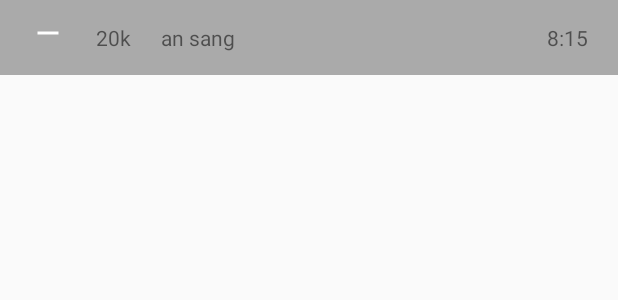
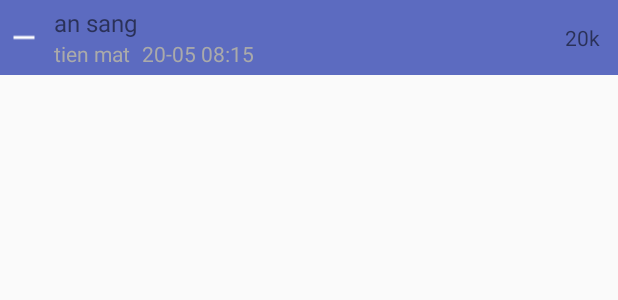
Before and after one commit to thanhtd1987/heogiutien, an Android app: the layout expense_row_layout.xml on its own in the app's theme, with its tools: preview values and no code run, on a phone screen of 412 x 824 dp. Shown: the top 300 px of the screen. Run offline under Robolectric (Android 15) with nearby library versions, the phone set to English and light mode, and no system bars.

Commit message:
- display expense 's item in 2 lines

```diff
--- a/app/src/main/java/com/funworld/heogiutien/features/main/ExpenseAdapter.kt
+++ b/app/src/main/java/com/funworld/heogiutien/features/main/ExpenseAdapter.kt
@@ -22,15 +22,17 @@ class ExpenseAdapter internal constructor(context: Context) :
         val amount: TextView = itemView.findViewById(R.id.tv_row_money_amount)
         val purpose: TextView = itemView.findViewById(R.id.tv_row_reason)
         val time: TextView = itemView.findViewById(R.id.tv_row_time)
+        val resource: TextView = itemView.findViewById(R.id.tv_row_money_source)
 
         fun bind(expense: Expense) {
-            val ic_type = if (expense.type == "+") R.drawable.ic_add else R.drawable.ic_remove
+            val iconType = if (expense.type == "+") R.drawable.ic_add else R.drawable.ic_remove
 //            val tint = if (expense.type == "+") R.color.colorAccent else R.color.colorPrimary
-            type.setImageResource(ic_type)
+            type.setImageResource(iconType)
 //            type.setColorFilter(tint)
-            amount.text = expense.amount.toString() + "k VND"
+            amount.text = expense.amount.toString() + itemView.context.getString(R.string.vnd_unit)
             purpose.text = expense.purpose
             time.text = expense.getShortCreatedTime()
+            resource.text = expense.resourceId.toString() //todo: get resource name to display
         }
     }
 
--- a/app/src/main/res/layout/expense_row_layout.xml
+++ b/app/src/main/res/layout/expense_row_layout.xml
@@ -2,48 +2,59 @@
 <RelativeLayout xmlns:android="http://schemas.android.com/apk/res/android"
     android:layout_width="match_parent"
     android:layout_height="50dp"
-    android:background="@android:color/darker_gray"
-    android:padding="10dp">
+    android:background="@color/primary400_light"
+    android:padding="@dimen/gap_xsmall">
 
     <ImageView
         android:id="@+id/iv_row_ic_type"
         android:layout_width="wrap_content"
-        android:layout_height="wrap_content"
-        android:layout_marginLeft="10dp"
-        android:layout_marginRight="10dp"
+        android:layout_height="match_parent"
         android:src="@drawable/ic_remove" />
 
     <TextView
         android:id="@+id/tv_row_money_amount"
         android:layout_width="wrap_content"
         android:layout_height="match_parent"
-        android:layout_marginLeft="10dp"
-        android:layout_marginRight="10dp"
-        android:layout_toRightOf="@+id/iv_row_ic_type"
+        android:layout_alignParentRight="true"
+        android:layout_marginLeft="@dimen/gap_small"
+        android:layout_marginRight="@dimen/gap_small"
         android:gravity="center"
         android:text="20k" />
 
+    <TextView
+        android:id="@+id/tv_row_reason"
+        android:layout_width="wrap_content"
+        android:layout_height="wrap_content"
+        android:layout_marginLeft="@dimen/gap_small"
+        android:layout_marginRight="@dimen/gap_small"
+        android:layout_toLeftOf="@+id/tv_row_money_amount"
+        android:layout_toRightOf="@+id/iv_row_ic_type"
+        android:gravity="center"
+        android:maxLines="1"
+        android:text="an sang"
+        android:textAlignment="viewStart"
+        android:textSize="@dimen/text_size_big" />
+
+    <TextView
+        android:id="@+id/tv_row_money_source"
+        android:layout_width="wrap_content"
+        android:layout_height="match_parent"
+        android:layout_below="@+id/tv_row_reason"
+        android:layout_marginLeft="@dimen/gap_small"
+        android:layout_marginRight="@dimen/gap_small"
+        android:layout_toRightOf="@id/iv_row_ic_type"
+        android:gravity="center"
+        android:textColor="@android:color/darker_gray"
+        android:text="tien mat" />
 
     <TextView
         android:id="@+id/tv_row_time"
         android:layout_width="wrap_content"
         android:layout_height="match_parent"
-        android:layout_alignParentRight="true"
-        android:layout_marginLeft="10dp"
-        android:layout_marginRight="10dp"
+        android:layout_alignTop="@+id/tv_row_money_source"
+        android:layout_toRightOf="@id/tv_row_money_source"
         android:gravity="center"
-        android:text="8:15" />
-
-    <TextView
-        android:id="@+id/tv_row_reason"
-        android:layout_width="wrap_content"
-        android:layout_height="match_parent"
-        android:layout_marginLeft="10dp"
-        android:layout_marginRight="10dp"
-        android:layout_toLeftOf="@+id/tv_row_time"
-        android:layout_toRightOf="@+id/tv_row_money_amount"
-        android:gravity="center"
-        android:text="an sang"
-        android:textAlignment="viewStart" />
+        android:textColor="@android:color/darker_gray"
+        android:text="20-05 08:15" />
 
 </RelativeLayout>
```
